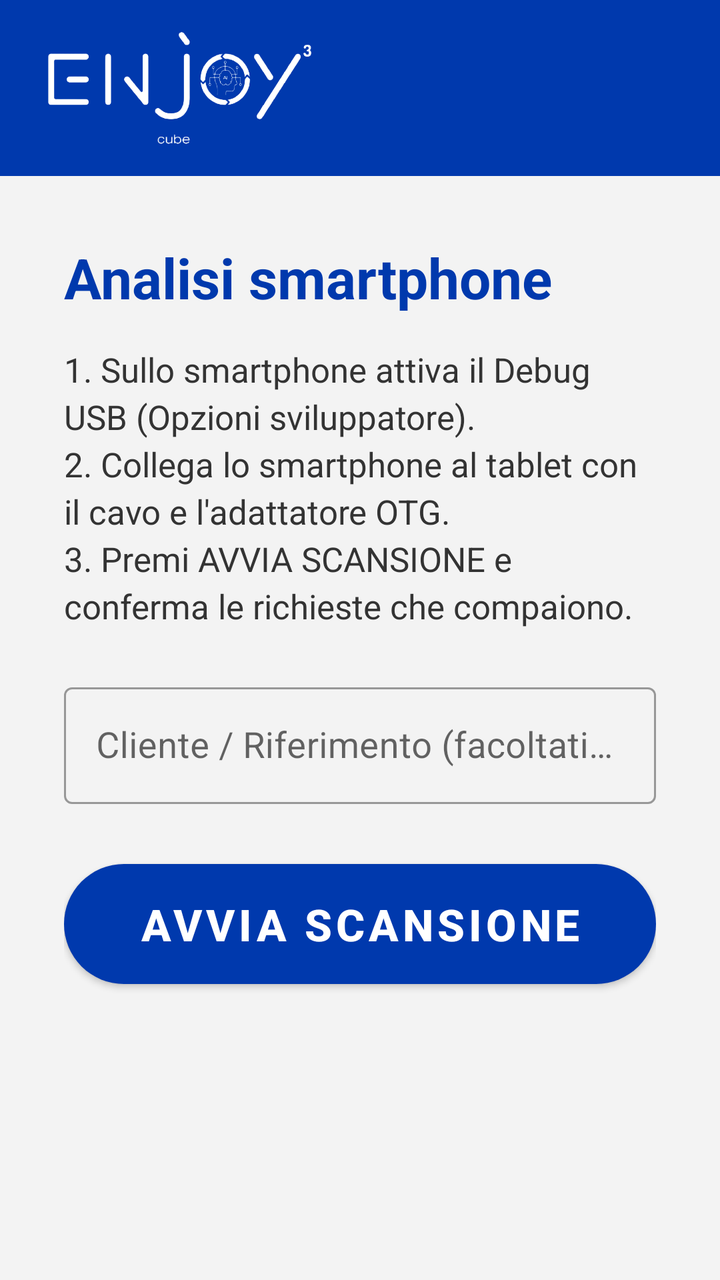
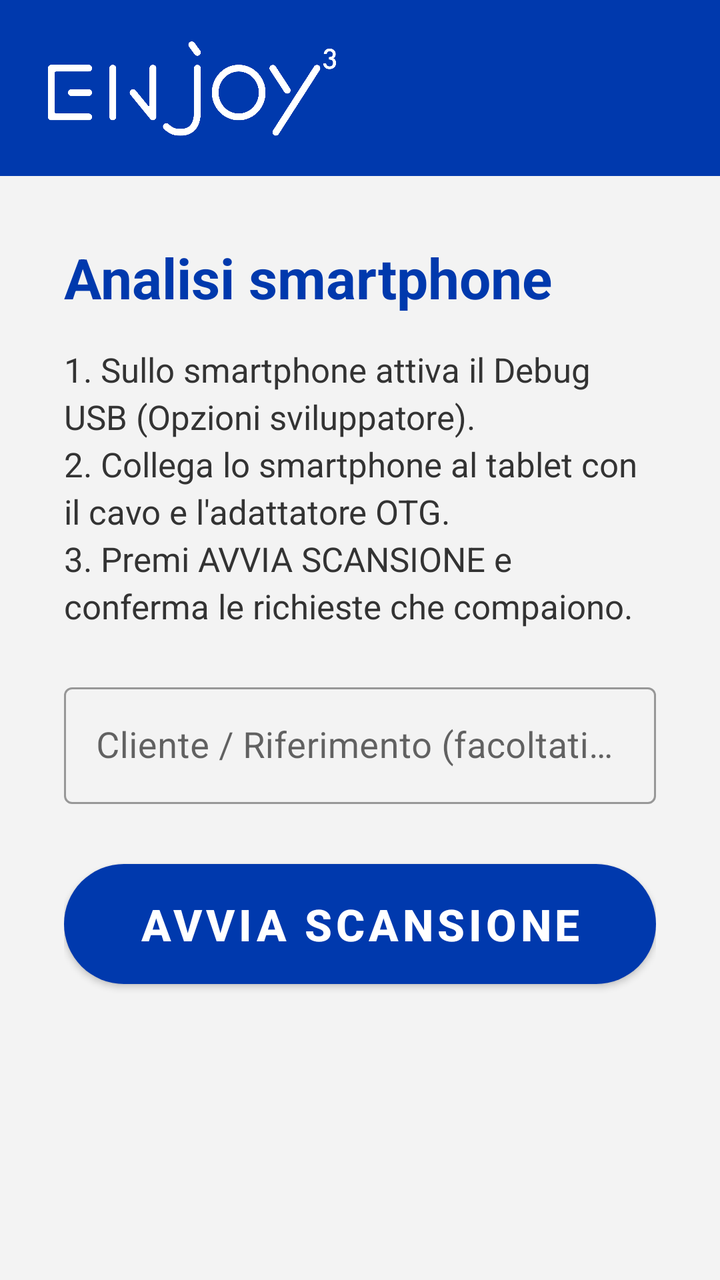

Screens rendered from an Android XML layout before and after an edit, with the pre-edit source and the edit as a unified diff.
<!-- AndroidManifest.xml: application theme Theme.EnjoyCube -->
<!-- res/layout/activity_scan.xml -->
<?xml version="1.0" encoding="utf-8"?>
<LinearLayout xmlns:android="http://schemas.android.com/apk/res/android"
    xmlns:app="http://schemas.android.com/apk/res-auto"
    android:layout_width="match_parent"
    android:layout_height="match_parent"
    android:orientation="vertical">

    <FrameLayout
        android:layout_width="match_parent"
        android:layout_height="88dp"
        android:background="@color/enjoy_blue">
        <ImageView
            android:layout_width="wrap_content"
            android:layout_height="56dp"
            android:layout_gravity="center_vertical"
            android:layout_marginStart="24dp"
            android:adjustViewBounds="true"
            android:contentDescription="Enjoy Cube"
            android:src="@drawable/logo_white" />
    </FrameLayout>

    <ScrollView
        android:layout_width="match_parent"
        android:layout_height="match_parent">

        <LinearLayout
            android:layout_width="match_parent"
            android:layout_height="wrap_content"
            android:orientation="vertical"
            android:padding="32dp">

            <TextView
                android:layout_width="wrap_content"
                android:layout_height="wrap_content"
                android:text="Analisi smartphone"
                android:textColor="@color/enjoy_blue"
                android:textSize="28sp"
                android:textStyle="bold" />

            <TextView
                android:layout_width="match_parent"
                android:layout_height="wrap_content"
                android:layout_marginTop="16dp"
                android:lineSpacingExtra="4dp"
                android:text="1. Sullo smartphone attiva il Debug USB (Opzioni sviluppatore).\n2. Collega lo smartphone al tablet con il cavo e l'adattatore OTG.\n3. Premi AVVIA SCANSIONE e conferma le richieste che compaiono."
                android:textColor="#333333"
                android:textSize="17sp" />

            <com.google.android.material.textfield.TextInputLayout
                style="@style/Widget.MaterialComponents.TextInputLayout.OutlinedBox"
                android:layout_width="match_parent"
                android:layout_height="wrap_content"
                android:layout_marginTop="24dp"
                android:hint="Cliente / Riferimento (facoltativo)">
                <com.google.android.material.textfield.TextInputEditText
                    android:id="@+id/customer"
                    android:layout_width="match_parent"
                    android:layout_height="wrap_content"
                    android:inputType="textCapWords"
                    android:textSize="18sp" />
            </com.google.android.material.textfield.TextInputLayout>

            <com.google.android.material.button.MaterialButton
                android:id="@+id/startScan"
                android:layout_width="match_parent"
                android:layout_height="72dp"
                android:layout_marginTop="24dp"
                android:text="AVVIA SCANSIONE"
                android:textSize="22sp"
                android:textStyle="bold"
                app:cornerRadius="36dp" />

            <ProgressBar
                android:id="@+id/progress"
                android:layout_width="48dp"
                android:layout_height="48dp"
                android:layout_gravity="center_horizontal"
                android:layout_marginTop="24dp"
                android:visibility="gone" />

            <TextView
                android:id="@+id/status"
                android:layout_width="match_parent"
                android:layout_height="wrap_content"
                android:layout_marginTop="16dp"
                android:gravity="center_horizontal"
                android:textColor="#222222"
                android:textSize="18sp" />
        </LinearLayout>
    </ScrollView>
</LinearLayout>
<!-- resources referenced by this layout -->
<resources>
  <color name="enjoy_blue">#0039AD</color>
  <!-- drawable logo_white: png bitmap (drawable-nodpi, 21644 bytes) -->
  <style name="Theme.EnjoyCube" parent="Theme.MaterialComponents.Light.NoActionBar">
          <item name="colorPrimary">@color/enjoy_blue</item>
          <item name="colorPrimaryVariant">@color/enjoy_blue_dark</item>
          <item name="colorSecondary">@color/enjoy_blue</item>
          <item name="android:statusBarColor">@color/enjoy_blue</item>
          <item name="android:windowBackground">@color/enjoy_bg</item>
      </style>
  <color name="enjoy_blue_dark">#002A80</color>
  <color name="enjoy_bg">#F3F3F3</color>
</resources>

<!-- the commit's change to res/layout/activity_scan.xml (unified diff, before → after) -->
@@ -11,7 +11,7 @@
         android:background="@color/enjoy_blue">
         <ImageView
             android:layout_width="wrap_content"
-            android:layout_height="56dp"
+            android:layout_height="48dp"
             android:layout_gravity="center_vertical"
             android:layout_marginStart="24dp"
             android:adjustViewBounds="true"
<!-- resource entries referenced after the edit -->
@@ -1,7 +1,7 @@
 <!-- resources referenced by this layout -->
 <resources>
   <color name="enjoy_blue">#0039AD</color>
-  <!-- drawable logo_white: png bitmap (drawable-nodpi, 21644 bytes) -->
+  <!-- drawable logo_white: png bitmap (drawable-nodpi, 32305 bytes) -->
   <style name="Theme.EnjoyCube" parent="Theme.MaterialComponents.Light.NoActionBar">
           <item name="colorPrimary">@color/enjoy_blue</item>
           <item name="colorPrimaryVariant">@color/enjoy_blue_dark</item>
